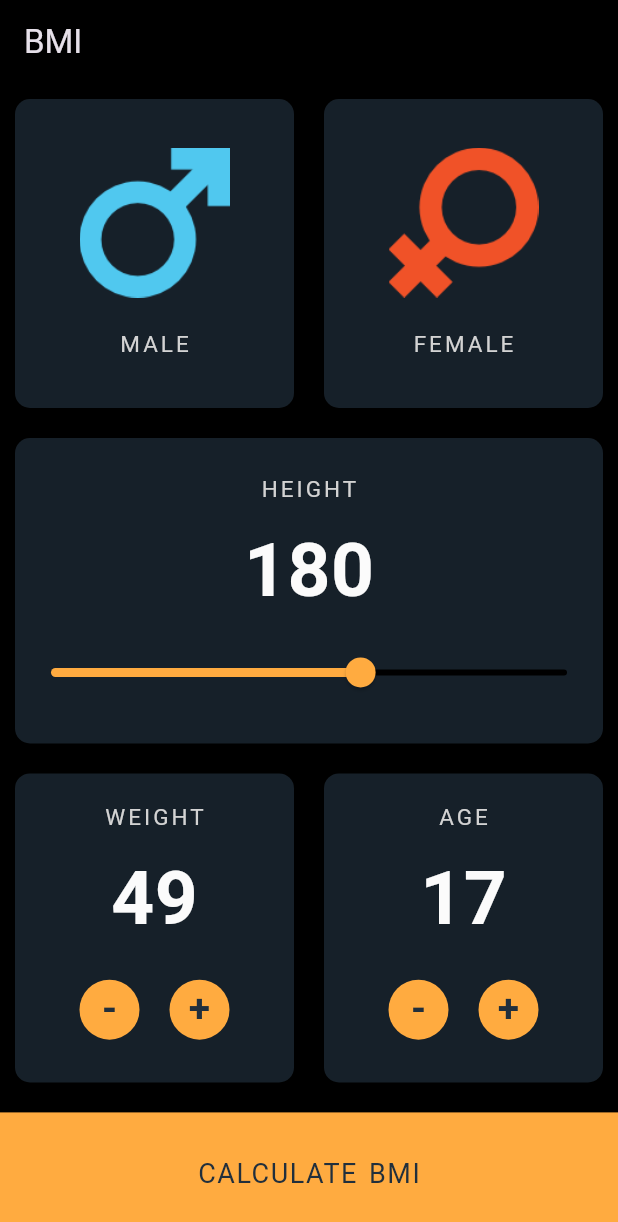
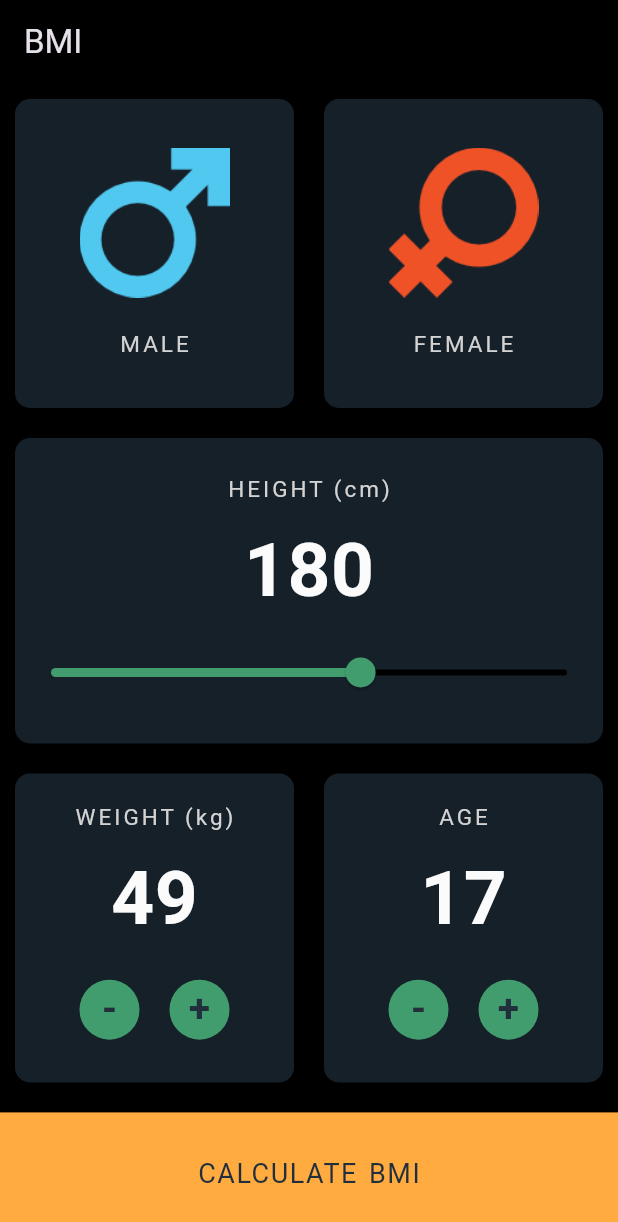
Before and after one commit to Aesha04/flutter_bmi_calc, a Flutter app: the screen it shows after launch, after a tap on an icon or button, on a phone screen of 412 x 824 dp. Shown: the top 1222 px of the screen. Run offline on Flutter 3.47's test engine with Material 3 defaults, Android fonts, the phone set to English and light mode, and no system bars.

Commit message:
Update bmipage.dart

```diff
--- a/lib/bmipage.dart
+++ b/lib/bmipage.dart
@@ -2,16 +2,14 @@ import 'package:bmi_calc/theme.dart';
 import 'package:flutter/material.dart';
 import 'package:bmi_calc/resultpage.dart';
 
-
 class BmiPage extends StatefulWidget {
+  const BmiPage({super.key});
 
   @override
   _BmiPageState createState() => _BmiPageState();
 }
 
 class _BmiPageState extends State<BmiPage> {
-
-
   int age = 17;
   int weight = 50;
 
@@ -19,111 +17,111 @@ class _BmiPageState extends State<BmiPage> {
   double maxHeight = 220;
   double minHeight = 120;
 
-  ageIncrement(){
+  ageIncrement() {
     setState(() {
       age++;
     });
   }
 
-  ageDecrement(){
+  ageDecrement() {
     setState(() {
+      if(age>0){
         age--;
+      }
     });
   }
 
-  weightIncrement(){
+  weightIncrement() {
     setState(() {
       weight++;
     });
   }
 
-  weightDecrement(){
+  weightDecrement() {
     setState(() {
+      if(weight > 0){
         weight--;
+      }
     });
   }
-
 
   @override
   Widget build(BuildContext context) {
     return Container(
-        color:secondary,
+      color: secondary,
       child: Column(
         children: <Widget>[
           AppBar(
-              title: Text("BMI "),
+            title: const Text("BMI "),
             elevation: 0,
             backgroundColor: Colors.transparent,
-
           ),
-
           Row(
             mainAxisAlignment: MainAxisAlignment.spaceBetween,
             children: <Widget>[
-
               Expanded(
                 flex: 1,
                 child: Container(
-                    margin: EdgeInsets.all(10.0),
+                  margin: const EdgeInsets.all(10.0),
                   height: MediaQuery.of(context).size.height * 0.25,
                   decoration: BoxDecoration(
                       borderRadius: BorderRadius.circular(10.0),
-                      color: primary
-                    ),
+                      color: primary),
                   child: Column(
                     mainAxisAlignment: MainAxisAlignment.center,
                     children: <Widget>[
-                       Image.asset('images/male.png',height: 100.0,width: 100.0,),
-                       SizedBox(
+                      Image.asset(
+                        'images/male.png',
+                        height: 100.0,
+                        width: 100.0,
+                      ),
+                      const SizedBox(
                         height: 20.0,
                       ),
-                       Text('MALE',style: headlines)
+                      Text('MALE', style: headlines)
                     ],
                   ),
-
                 ),
               ),
-
               Expanded(
                 flex: 1,
                 child: Container(
-                    margin: EdgeInsets.all(10.0),
+                  margin: const EdgeInsets.all(10.0),
                   height: MediaQuery.of(context).size.height * 0.25,
                   decoration: BoxDecoration(
                       borderRadius: BorderRadius.circular(10.0),
-                      color: primary
-                    ),
+                      color: primary),
                   child: Column(
                     mainAxisAlignment: MainAxisAlignment.center,
                     crossAxisAlignment: CrossAxisAlignment.center,
                     children: <Widget>[
-                        Image.asset('images/female.png',height: 100.0,width: 100.0,),
-                        SizedBox(
+                      Image.asset(
+                        'images/female.png',
+                        height: 100.0,
+                        width: 100.0,
+                      ),
+                      const SizedBox(
                         height: 20.0,
                       ),
-                        Text('FEMALE',style: headlines)
+                      Text('FEMALE', style: headlines)
                     ],
                   ),
                 ),
               )
             ],
           ),
-
           Expanded(
             flex: 1,
             child: Container(
-                    margin: EdgeInsets.all(10.0),
+              margin: const EdgeInsets.all(10.0),
               height: MediaQuery.of(context).size.height * 0.25,
               decoration: BoxDecoration(
-                      borderRadius: BorderRadius.circular(10.0),
-                      color: primary
-                    ),
+                  borderRadius: BorderRadius.circular(10.0), color: primary),
               child: Column(
                 mainAxisAlignment: MainAxisAlignment.center,
                 crossAxisAlignment: CrossAxisAlignment.center,
                 children: <Widget>[
-
-                        Text('HEIGHT',style: headlines),
+                  Text('HEIGHT (cm)', style: headlines),
                   Padding(
                     padding: const EdgeInsets.all(8.0),
                     child: Text("$height", style: boldNumber),
@@ -132,40 +130,35 @@ class _BmiPageState extends State<BmiPage> {
                       value: height.toDouble(),
                       min: minHeight,
                       max: maxHeight,
-                          activeColor: Colors.orangeAccent,
+                      activeColor: const Color.fromARGB(255, 65, 157, 110),
                       inactiveColor: Colors.black,
-                          onChanged: ( double newValue) {
+                      onChanged: (double newValue) {
                         setState(() {
                           height = newValue.round();
                         });
                       },
                       semanticFormatterCallback: (double newValue) {
                         return '$newValue.round()';
-                          }
-                    )
+                      })
                 ],
               ),
             ),
           ),
-
           Row(
             mainAxisAlignment: MainAxisAlignment.spaceBetween,
             children: <Widget>[
-
               Expanded(
                 flex: 1,
                 child: Container(
-                    margin: EdgeInsets.all(10.0),
+                  margin: const EdgeInsets.all(10.0),
                   height: MediaQuery.of(context).size.height * 0.25,
                   decoration: BoxDecoration(
                       borderRadius: BorderRadius.circular(10.0),
-                      color:primary
-                    ),
-                    child:  Column(
+                      color: primary),
+                  child: Column(
                     mainAxisAlignment: MainAxisAlignment.center,
                     children: <Widget>[
-
-                        Text('WEIGHT',style: headlines),
+                      Text('WEIGHT (kg)', style: headlines),
                       Padding(
                         padding: const EdgeInsets.all(8.0),
                         child: Text("$weight", style: boldNumber),
@@ -178,57 +171,56 @@ class _BmiPageState extends State<BmiPage> {
                             child: Container(
                               height: 40.0,
                               width: 40.0,
-                                margin: EdgeInsets.all(10.0),
+                              margin: const EdgeInsets.all(10.0),
                               decoration: BoxDecoration(
                                   borderRadius: BorderRadius.circular(20.0),
-                                  color: Colors.orangeAccent
-                                ),
+                                  color: const Color.fromARGB(255, 65, 157, 110)),
                               child: Center(
-                                  child: Text("-", style: secondaryButtonColorStyle,),
+                                child: Text(
+                                  "-",
+                                  style: secondaryButtonColorStyle,
                                 ),
                               ),
                             ),
-
+                          ),
                           Container(
                             height: 40.0,
                             width: 40.0,
-                              margin: EdgeInsets.all(10.0),
+                            margin: const EdgeInsets.all(10.0),
                             decoration: BoxDecoration(
                                 borderRadius: BorderRadius.circular(20.0),
-                                color: Colors.orangeAccent
-                              ),
+                                color: const Color.fromARGB(255, 65, 157, 110)),
                             child: InkWell(
                               onTap: weightIncrement,
                               child: Center(
-                                    child: Text("+", style: secondaryButtonColorStyle,),
+                                child: Text(
+                                  "+",
+                                  style: secondaryButtonColorStyle,
+                                ),
                               ),
                             ),
                           )
                         ],
                       )
-
                     ],
                   ),
                 ),
               ),
-
               Expanded(
                 flex: 1,
                 child: Container(
-                    margin: EdgeInsets.all(10.0),
+                  margin: const EdgeInsets.all(10.0),
                   height: MediaQuery.of(context).size.height * 0.25,
                   decoration: BoxDecoration(
                       borderRadius: BorderRadius.circular(10.0),
-                      color: primary
-                    ),
-                    child:  Column(
+                      color: primary),
+                  child: Column(
                     mainAxisAlignment: MainAxisAlignment.center,
                     children: <Widget>[
-
-                        Text('AGE',style: headlines),
+                      Text('AGE', style: headlines),
                       Padding(
                         padding: const EdgeInsets.all(8.0),
-                          child: Text("$age",style: boldNumber),
+                        child: Text("$age", style: boldNumber),
                       ),
                       Row(
                         mainAxisAlignment: MainAxisAlignment.center,
@@ -238,61 +230,64 @@ class _BmiPageState extends State<BmiPage> {
                             child: Container(
                               height: 40.0,
                               width: 40.0,
-                                margin: EdgeInsets.all(10.0),
+                              margin: const EdgeInsets.all(10.0),
                               decoration: BoxDecoration(
                                   borderRadius: BorderRadius.circular(20.0),
-                                  color: Colors.orangeAccent
-                                ),
+                                  color:
+                                      const Color.fromARGB(255, 65, 157, 110)),
                               child: Center(
-                                  child: Text("-", style: secondaryButtonColorStyle,),
+                                child: Text(
+                                  "-",
+                                  style: secondaryButtonColorStyle,
                                 ),
                               ),
                             ),
-
+                          ),
                           Container(
                             height: 40.0,
                             width: 40.0,
-                              margin: EdgeInsets.all(10.0),
+                            margin: const EdgeInsets.all(10.0),
                             decoration: BoxDecoration(
                                 borderRadius: BorderRadius.circular(20.0),
-                                color: Colors.orangeAccent
-                              ),
+                                color: const Color.fromARGB(255, 65, 157, 110)),
                             child: InkWell(
                               onTap: ageIncrement,
                               child: Center(
-                                    child: Text("+", style: secondaryButtonColorStyle,),
+                                child: Text(
+                                  "+",
+                                  style: secondaryButtonColorStyle,
+                                ),
                               ),
                             ),
                           )
                         ],
                       )
-
                     ],
                   ),
                 ),
               )
             ],
           ),
-
-
-
           InkWell(
-                  onTap: () => Navigator.push(context, MaterialPageRoute(builder: (context) => ResultPage(height: height,weight: weight,))),
+            onTap: () => Navigator.push(
+                context,
+                MaterialPageRoute(
+                    builder: (context) => ResultPage(
+                          height: height,
+                          weight: weight,
+                          primaryButtonColor: primaryButtonColor,
+                        ))),
             child: Container(
               color: primaryButtonColor,
-                  margin: EdgeInsets.only(top: 10.0),
+              margin: const EdgeInsets.only(top: 10.0),
               height: MediaQuery.of(context).size.height * 0.1,
               child: Center(
                 child: Text('CALCULATE BMI', style: primaryButtonStyle),
               ),
             ),
           ),
-
-
         ],
       ),
-
-
     );
   }
 }
```
Lines whose indentation alone changed are shown as unchanged.
